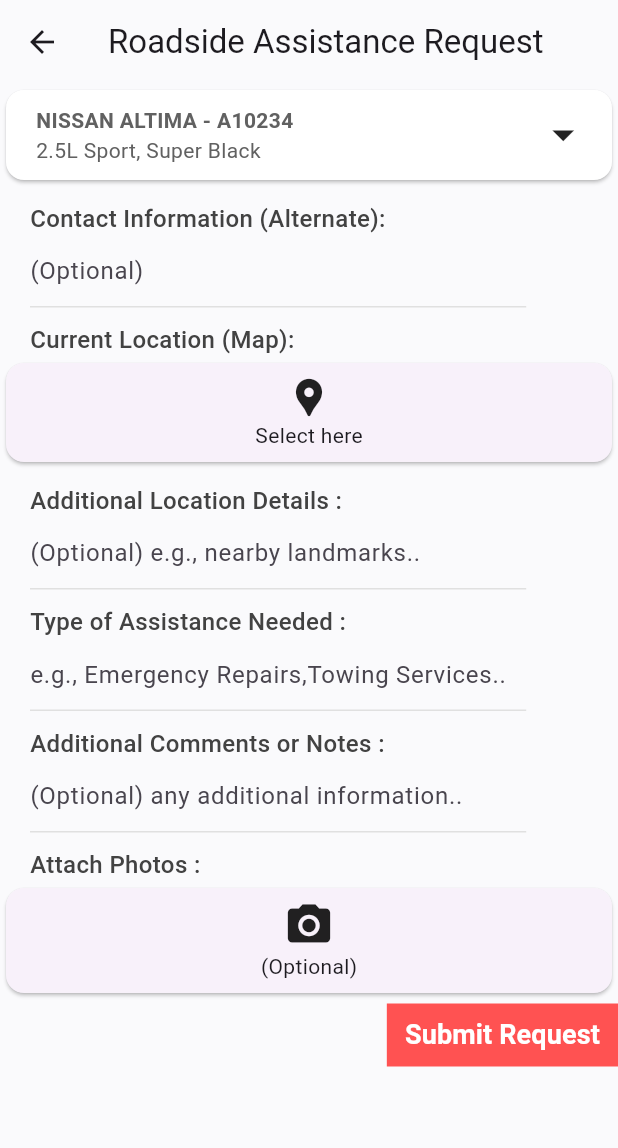
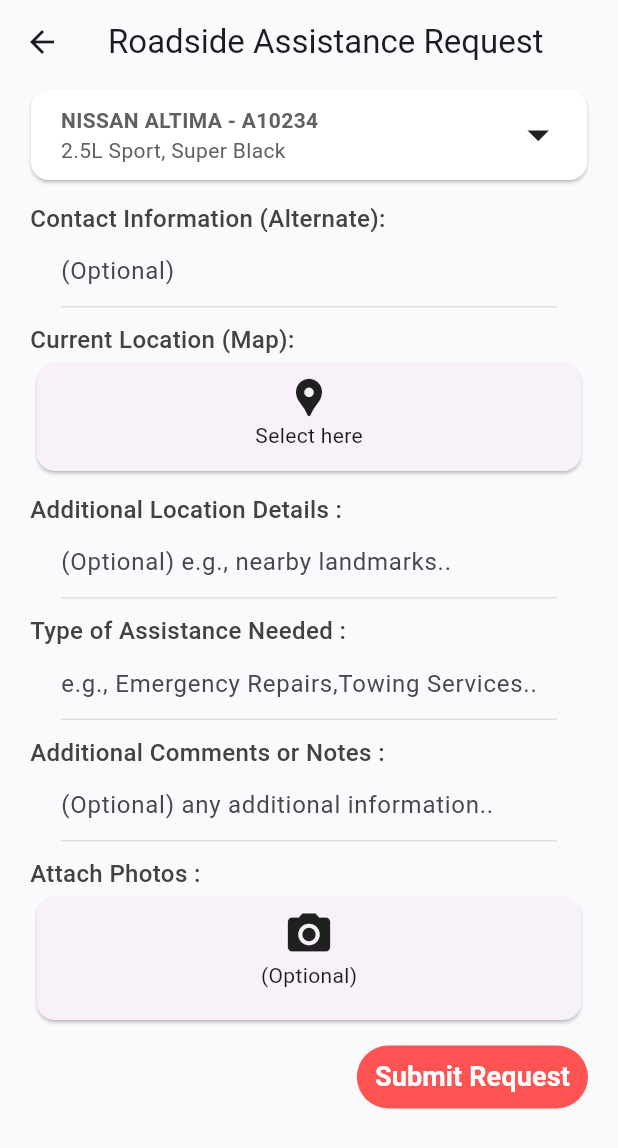
Before and after one commit to meghanathpro/carrepairui, a Flutter app: the RoadAssistanceForm screen opened directly, on a phone screen of 412 x 824 dp. Shown: the top 1148 px of the screen. Run offline on Flutter 3.47's test engine with Material 2 defaults, Android fonts, the phone set to English and light mode, and no system bars; our stand-ins replace flutter_animate, font_awesome_flutter, loading_animation_widget, otp_text_field.

Commit message:
update bugs

```diff
--- a/lib/app_screens/road_assist.dart
+++ b/lib/app_screens/road_assist.dart
@@ -15,11 +15,12 @@ class RoadAssistanceForm extends StatelessWidget {
         child: Column(
           crossAxisAlignment: CrossAxisAlignment.start,
           children: [
-            Card(
+            Center(
+              child: Card(
                 color: Colors.white,
                 child: SizedBox(
                   height: 60,
-                width: double.infinity,
+                  width: MediaQuery.of(context).size.width * 0.9,
                   child: Row(
                     mainAxisAlignment: MainAxisAlignment.spaceBetween,
                     children: [
@@ -55,6 +56,7 @@ class RoadAssistanceForm extends StatelessWidget {
                   ),
                 ),
               ),
+            ),
             Container(
               margin: const EdgeInsets.only(left: 20, top: 10),
               child: Text(
@@ -65,9 +67,11 @@ class RoadAssistanceForm extends StatelessWidget {
                     fontWeight: FontWeight.w500),
               ),
             ),
-            const TextFieldContainer(
+            const Center(
+              child: TextFieldContainer(
                 child: TextField(
                   decoration: InputDecoration(hintText: '(Optional)'),
+                ),
               ),
             ),
             Container(
@@ -80,7 +84,11 @@ class RoadAssistanceForm extends StatelessWidget {
                     fontWeight: FontWeight.w500),
               ),
             ),
-            const Card(
+            Center(
+              child: SizedBox(
+                height: 80,
+                width: MediaQuery.of(context).size.width * 0.9,
+                child: const Card(
                   child: Padding(
                     padding: EdgeInsets.all(8.0),
                     child: Row(
@@ -99,21 +107,8 @@ class RoadAssistanceForm extends StatelessWidget {
                     ),
                   ),
                 ),
-            /* const TextFieldContainer(
-              child: TextField(
-                decoration: InputDecoration(
-                  hintText: 'Select here',
-                  prefixIcon: Icon(
-                    Icons.location_pin,
-                    size: 25,
-                  ),
-                  suffixIcon: Icon(
-                    Icons.gps_fixed,
-                    size: 20,
               ),
             ),
-              ),
-            ), */
             Container(
               margin: const EdgeInsets.only(left: 20, top: 10),
               child: Text(
@@ -124,10 +119,12 @@ class RoadAssistanceForm extends StatelessWidget {
                     fontWeight: FontWeight.w500),
               ),
             ),
-            const TextFieldContainer(
+            const Center(
+              child: TextFieldContainer(
                 child: TextField(
                   decoration: InputDecoration(
                       hintText: '(Optional) e.g., nearby landmarks..'),
+                ),
               ),
             ),
             Container(
@@ -140,10 +137,12 @@ class RoadAssistanceForm extends StatelessWidget {
                     fontWeight: FontWeight.w500),
               ),
             ),
-            const TextFieldContainer(
+            const Center(
+              child: TextFieldContainer(
                 child: TextField(
                   decoration: InputDecoration(
                       hintText: 'e.g., Emergency Repairs,Towing Services..'),
+                ),
               ),
             ),
             Container(
@@ -156,10 +155,12 @@ class RoadAssistanceForm extends StatelessWidget {
                     fontWeight: FontWeight.w500),
               ),
             ),
-            const TextFieldContainer(
+            const Center(
+              child: TextFieldContainer(
                 child: TextField(
                   decoration: InputDecoration(
                       hintText: '(Optional) any additional information..'),
+                ),
               ),
             ),
             Container(
@@ -172,7 +173,11 @@ class RoadAssistanceForm extends StatelessWidget {
                     fontWeight: FontWeight.w500),
               ),
             ),
-            const Card(
+            Center(
+              child: SizedBox(
+                height: 90,
+                width: MediaQuery.of(context).size.width * 0.9,
+                child: const Card(
                   child: Padding(
                     padding: EdgeInsets.all(8.0),
                     child: Row(
@@ -190,24 +195,21 @@ class RoadAssistanceForm extends StatelessWidget {
                       ],
                     ),
                   ),
-            )
-            /* const TextFieldContainer(
-              child: TextField(
-                decoration: InputDecoration(
-                    hintText: '(Optional) ',
-                    suffixIcon: Icon(Icons.camera_alt)),
                 ),
-            ), */
-            ,
-            const Spacer(),
+              ),
+            ),
+            const SizedBox(
+              height: 10,
+            ),
             Align(
               alignment: Alignment.bottomRight,
+              child: Padding(
+                padding: const EdgeInsets.only(right: 20),
                 child: TextButton(
                   style: TextButton.styleFrom(
                     backgroundColor: Colors.redAccent.shade200,
                     foregroundColor: Theme.of(context).colorScheme.onPrimary,
-                    //minimumSize: const Size(180, 60),
-                    shape: const ContinuousRectangleBorder()),
+                  ),
                   onPressed: () {},
                   child: const Text(
                     "Submit Request",
@@ -215,9 +217,10 @@ class RoadAssistanceForm extends StatelessWidget {
                   ),
                 ),
               ),
+            ),
             const SizedBox(
-              height: 20,
-            )
+              height: 10,
+            ),
           ],
         ),
       ),
```
Also changed, not shown: lib/app_screens/service_screen.dart (+14 -14 lines), lib/app_screens/shop_screen.dart (+9 -8 lines), lib/app_screens/shopping_screen.dart (+8 -6 lines). Lines whose indentation alone changed are shown as unchanged.
